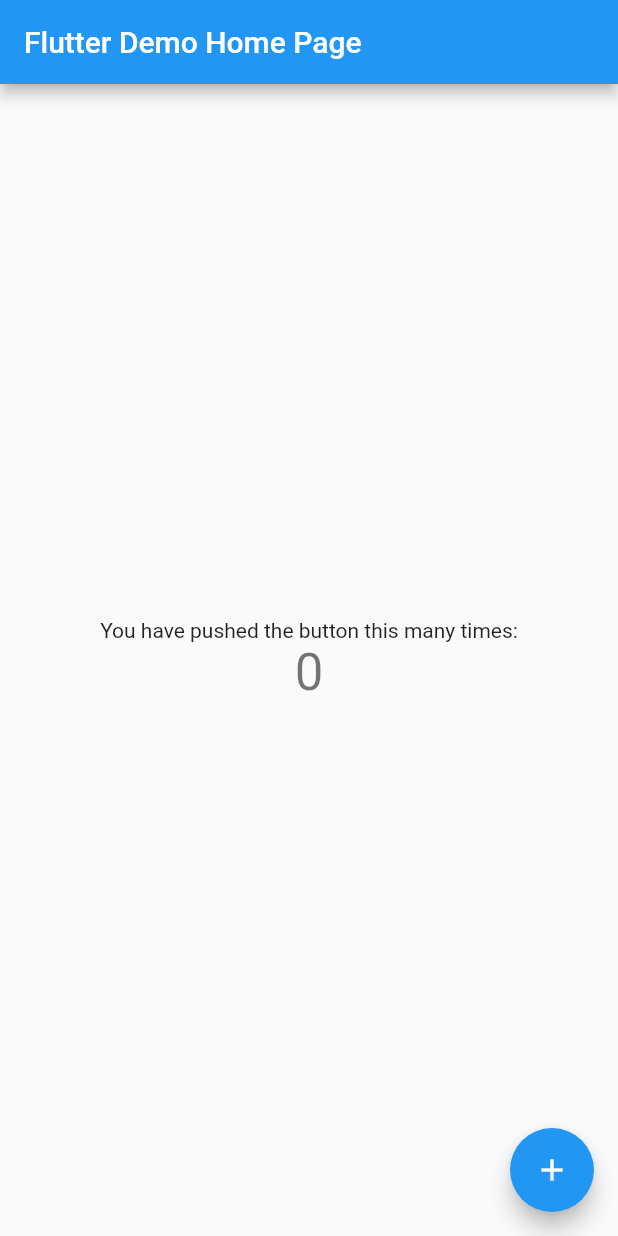
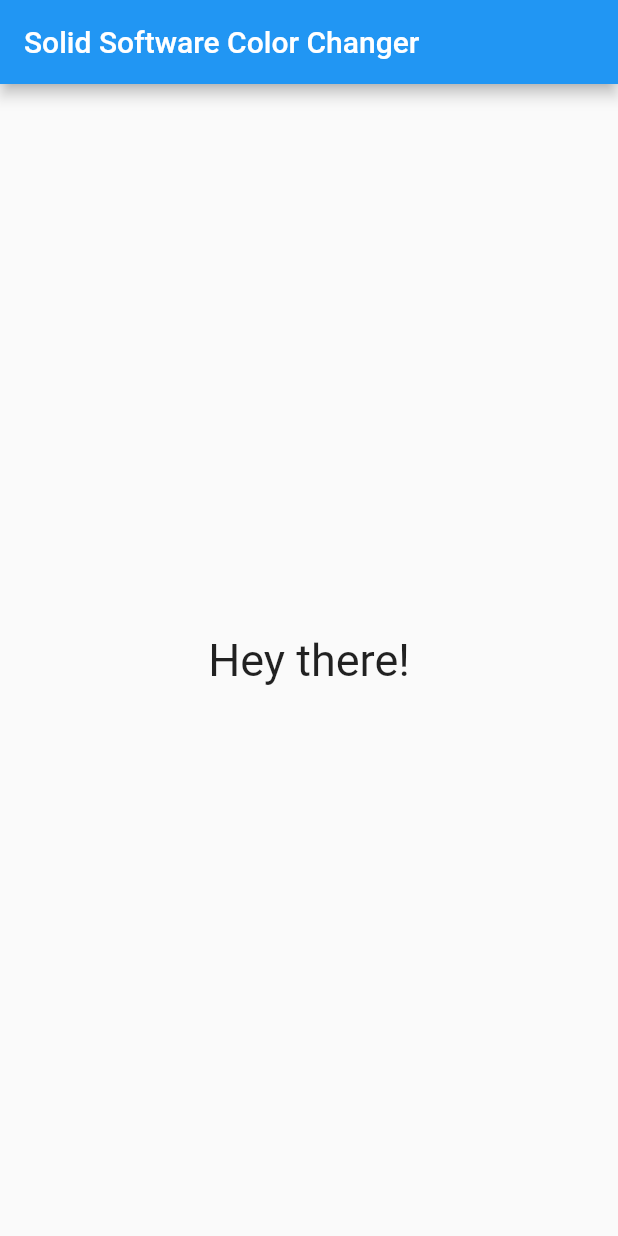
Before and after one commit to SubhamPaul21/Solid_Software_Task, a Flutter app: the screen it shows after launch, on a phone screen of 412 x 824 dp. Run offline on Flutter 3.47's test engine with Material 2 defaults, Android fonts, the phone set to English and light mode, and no system bars.

Commit message:
Add Text Widget in Center alignment

```diff
--- a/color_changer/lib/main.dart
+++ b/color_changer/lib/main.dart
@@ -11,35 +11,21 @@
   @override
   Widget build(BuildContext context) {
     return MaterialApp(
+      debugShowCheckedModeBanner: false,
       title: 'Flutter Demo',
       theme: ThemeData(
         // This is the theme of your application.
-        //
-        // Try running your application with "flutter run". You'll see the
-        // application has a blue toolbar. Then, without quitting the app, try
-        // changing the primarySwatch below to Colors.green and then invoke
-        // "hot reload" (press "r" in the console where you ran "flutter run",
-        // or simply save your changes to "hot reload" in a Flutter IDE).
-        // Notice that the counter didn't reset back to zero; the application
-        // is not restarted.
         primarySwatch: Colors.blue,
       ),
-      home: const MyHomePage(title: 'Flutter Demo Home Page'),
+      home: const MyHomePage(
+        title: 'Solid Software Color Changer',
+      ),
     );
   }
 }
 
 class MyHomePage extends StatefulWidget {
   const MyHomePage({Key? key, required this.title}) : super(key: key);
-
-  // This widget is the home page of your application. It is stateful, meaning
-  // that it has a State object (defined below) that contains fields that affect
-  // how it looks.
-
-  // This class is the configuration for the state. It holds the values (in this
-  // case the title) provided by the parent (in this case the App widget) and
-  // used by the build method of the State. Fields in a Widget subclass are
-  // always marked "final".
 
   final String title;
 
@@ -48,68 +34,20 @@
 }
 
 class _MyHomePageState extends State<MyHomePage> {
-  int _counter = 0;
-
-  void _incrementCounter() {
-    setState(() {
-      // This call to setState tells the Flutter framework that something has
-      // changed in this State, which causes it to rerun the build method below
-      // so that the display can reflect the updated values. If we changed
-      // _counter without calling setState(), then the build method would not be
-      // called again, and so nothing would appear to happen.
-      _counter++;
-    });
-  }
-
   @override
   Widget build(BuildContext context) {
-    // This method is rerun every time setState is called, for instance as done
-    // by the _incrementCounter method above.
-    //
-    // The Flutter framework has been optimized to make rerunning build methods
-    // fast, so that you can just rebuild anything that needs updating rather
-    // than having to individually change instances of widgets.
     return Scaffold(
       appBar: AppBar(
-        // Here we take the value from the MyHomePage object that was created by
-        // the App.build method, and use it to set our appbar title.
         title: Text(widget.title),
       ),
-      body: Center(
-        // Center is a layout widget. It takes a single child and positions it
-        // in the middle of the parent.
-        child: Column(
-          // Column is also a layout widget. It takes a list of children and
-          // arranges them vertically. By default, it sizes itself to fit its
-          // children horizontally, and tries to be as tall as its parent.
-          //
-          // Invoke "debug painting" (press "p" in the console, choose the
-          // "Toggle Debug Paint" action from the Flutter Inspector in Android
-          // Studio, or the "Toggle Debug Paint" command in Visual Studio Code)
-          // to see the wireframe for each widget.
-          //
-          // Column has various properties to control how it sizes itself and
-          // how it positions its children. Here we use mainAxisAlignment to
-          // center the children vertically; the main axis here is the vertical
-          // axis because Columns are vertical (the cross axis would be
-          // horizontal).
-          mainAxisAlignment: MainAxisAlignment.center,
-          children: <Widget>[
-            const Text(
-              'You have pushed the button this many times:',
-            ),
-            Text(
-              '$_counter',
-              style: Theme.of(context).textTheme.headline4,
-            ),
-          ],
+      body: const Center(
+        child: Text(
+          "Hey there!",
+          style: TextStyle(
+            fontSize: 30,
+          ),
         ),
       ),
-      floatingActionButton: FloatingActionButton(
-        onPressed: _incrementCounter,
-        tooltip: 'Increment',
-        child: const Icon(Icons.add),
-      ), // This trailing comma makes auto-formatting nicer for build methods.
     );
   }
 }
```
